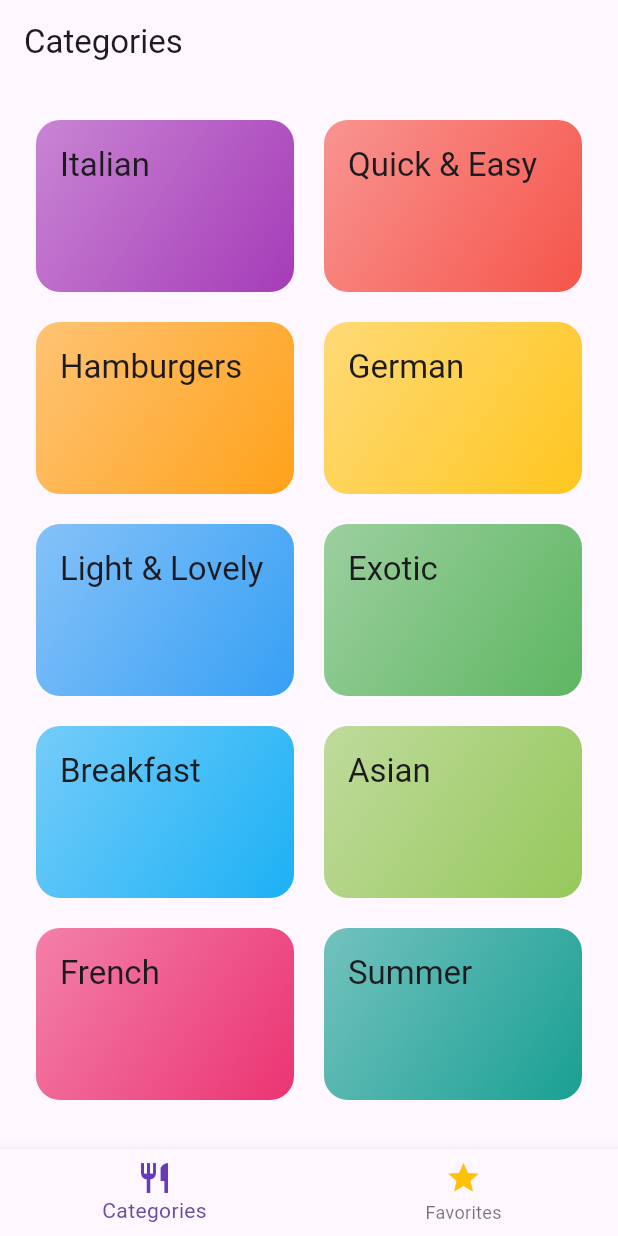
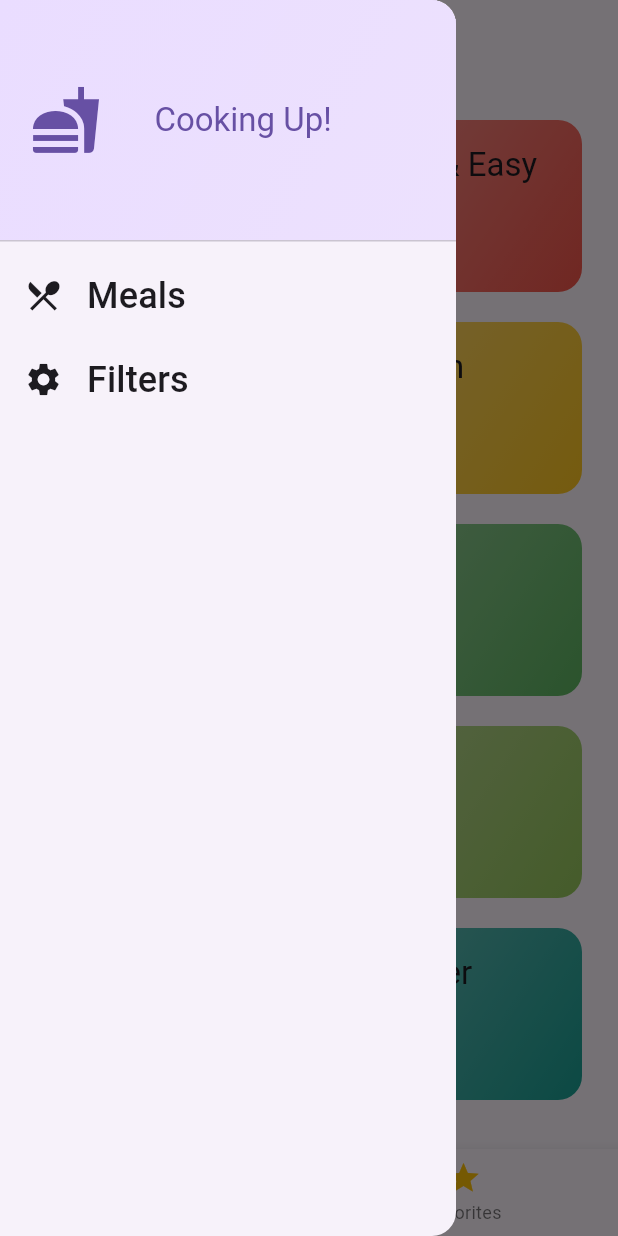
Before and after one commit to KARAN-KATAKDHOND/Meals_App, a Flutter app: the screen it shows after launch, with the side drawer open (before the commit the screen has no drawer), on a phone screen of 412 x 824 dp. Run offline on Flutter 3.47's test engine with Material 3 defaults, Android fonts, the phone set to English and light mode, and no system bars; our stand-ins replace google_fonts, transparent_image.

Commit message:
Added Filter Screen

```diff
--- a/lib/main.dart
+++ b/lib/main.dart
@@ -1,10 +1,7 @@
 import 'package:flutter/material.dart';
 import 'package:google_fonts/google_fonts.dart';
-import 'package:meals/models/meals_model.dart';
 import 'package:meals/screens/tabs.dart';
 
-import 'package:meals/temp.dart';
-import 'package:meals/data/dummy_data.dart';
 
 final theme = ThemeData(
   useMaterial3: true,
--- a/lib/screens/tabs.dart
+++ b/lib/screens/tabs.dart
@@ -1,7 +1,10 @@
 import 'package:flutter/material.dart';
 import 'package:meals/screens/categories.dart';
+import 'package:meals/screens/filters_screen.dart';
 import 'package:meals/screens/meals.dart';
 import 'package:meals/models/meals_model.dart';
+import '../widgets/main_drawer.dart';
+import '../screens/filters_screen.dart';
 class TabsScreen extends StatefulWidget{
 
   const TabsScreen({super.key});
@@ -45,7 +48,14 @@ class _TabsScreenState extends State<TabsScreen>{
     });
 
   }
+  void _setScreen(String identifier){
+    //closes the drawer if on same screen
+  Navigator.pop(context); //closes drawer before navigating to filters
+    if(identifier=='filters'){
 
+      Navigator.of(context).push(MaterialPageRoute(builder: (ctx)=> FiltersScreen()));
+    }
+  }
   @override
   Widget build(context){
 
@@ -66,6 +76,8 @@ class _TabsScreenState extends State<TabsScreen>{
         title: Text(activePageTitle),
 
       ),
+      drawer:  MainDrawer(onSelectScreen: _setScreen,) , //lets create a custom drawer main_drawer.dart
+
       // to set body based on tap
       body: activePage,
       bottomNavigationBar: BottomNavigationBar(
--- /dev/null
+++ b/lib/widgets/main_drawer.dart
@@ -0,0 +1,83 @@
+import 'package:flutter/cupertino.dart';
+import 'package:flutter/material.dart';
+
+class MainDrawer extends StatelessWidget {
+  const MainDrawer({super.key,required this.onSelectScreen});
+  final void Function(String identifier) onSelectScreen;
+  @override
+  Widget build(BuildContext context) {
+    return Drawer(
+      //backgroundColor: Colors.amber,
+      child: Column(
+        children: [
+          DrawerHeader(
+            padding: const EdgeInsetsGeometry.all(20),
+            decoration: BoxDecoration(
+              gradient: LinearGradient(
+                colors: [
+                  Theme.of(context).colorScheme.primaryContainer,
+                  Theme.of(
+                    context,
+                  ).colorScheme.primaryContainer.withOpacity(0.8),
+                ],
+                begin: Alignment.topLeft,
+                end: Alignment.bottomRight,
+              ),
+            ),
+
+            child: Row(
+              children: [
+                Icon(
+                  Icons.fastfood,
+                  size: 48,
+                  color: Theme.of(context).colorScheme.primary,
+                ),
+                SizedBox(width: 35),
+                Text(
+                  'Cooking Up!',
+                  style: Theme.of(context).textTheme.titleLarge!.copyWith(
+                    color: Theme.of(context).colorScheme.primary,
+                  ),
+                ),
+              ],
+            ),
+          ),
+          //body of Drawer
+        ListTile(
+          leading: Icon(Icons.restaurant_menu,size: 26,color:Theme.of(context).colorScheme.onBackground,),
+          title: Text('Meals',
+            style: Theme.of(context).textTheme.titleSmall!.copyWith(
+                    color: Theme.of(context).colorScheme.onBackground,
+                    fontSize: 24,
+
+          ),
+          ),
+          onTap: (){
+            //Navigator.of(context).push(route)
+            onSelectScreen('meals');
+          },
+        ),
+
+        ListTile(
+            leading: Icon(
+              Icons.settings,
+              size: 26,
+              color: Theme.of(context).colorScheme.onBackground,
+            ),
+            title: Text(
+              'Filters',
+              style: Theme.of(context).textTheme.titleSmall!.copyWith(
+                color: Theme.of(context).colorScheme.onBackground,
+                fontSize: 24,
+              ),
+            ),
+            onTap: () {
+              //showCupertinoDialog(context: context, builder: (ctx)=>Text('Hello guys!'));
+              onSelectScreen('filters');
+            },
+          ),
+        ],
+      ),
+    );
+  }
+}
```
Also changed, not shown: lib/screens/filters_screen.dart (added, +52 -0 lines).
